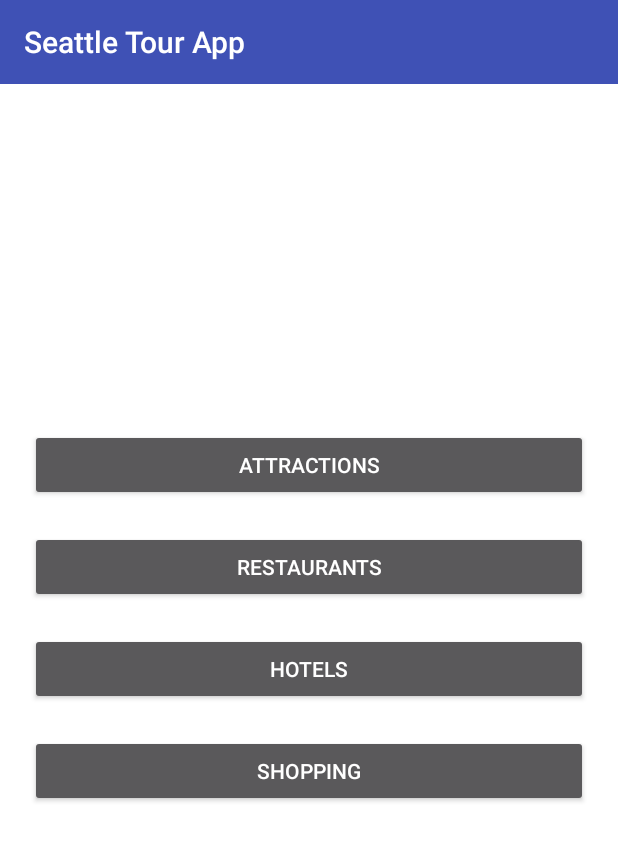
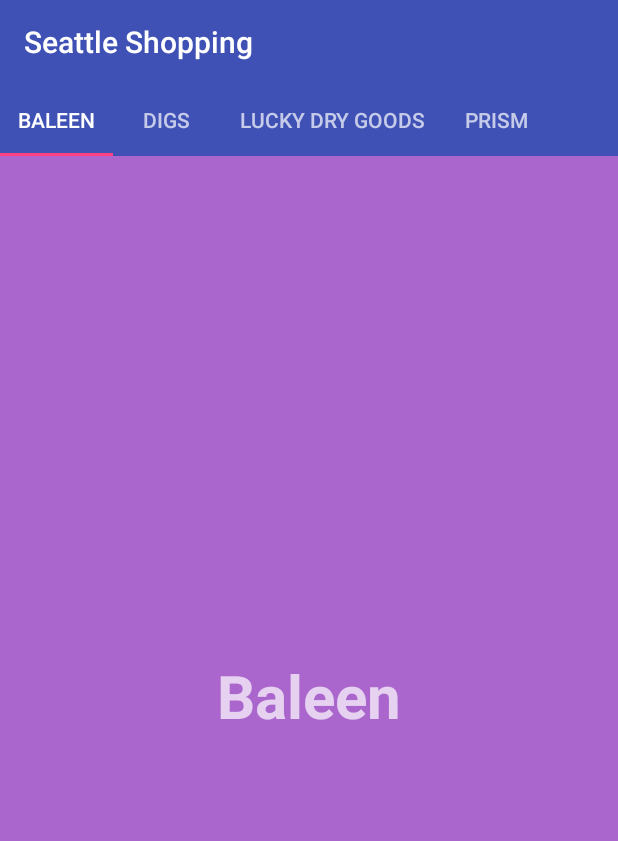
Before and after one commit to paulfranco/SeattleTourApp, an Android app: the screen it shows after launch (MainActivity before the commit, Shopping after it), after a tap on "SHOPPING", on a phone screen of 412 x 824 dp. Shown: the top 841 px of the screen. Run offline under Robolectric (Android 15) with nearby library versions, the phone set to English and light mode, and no system bars.

Commit message:
Completed categories and fragments

```diff
--- a/app/src/main/AndroidManifest.xml
+++ b/app/src/main/AndroidManifest.xml
@@ -19,6 +19,7 @@
         <activity android:name=".app.categories.Attractions"/>
         <activity android:name=".app.categories.Restaurants"/>
         <activity android:name=".app.categories.Hotels"/>
+        <activity android:name=".app.categories.Shopping"/>
     </application>
 
 </manifest>
--- a/app/src/main/java/co/paulfran/paulfranco/seattletourapp/app/app/MainActivity.java
+++ b/app/src/main/java/co/paulfran/paulfranco/seattletourapp/app/app/MainActivity.java
@@ -11,6 +11,7 @@ import co.paulfran.paulfranco.seattletourapp.R;
 import co.paulfran.paulfranco.seattletourapp.app.categories.Attractions;
 import co.paulfran.paulfranco.seattletourapp.app.categories.Hotels;
 import co.paulfran.paulfranco.seattletourapp.app.categories.Restaurants;
+import co.paulfran.paulfranco.seattletourapp.app.categories.Shopping;
 
 public class MainActivity extends AppCompatActivity implements View.OnClickListener{
 
@@ -52,6 +53,9 @@ public class MainActivity extends AppCompatActivity implements View.OnClickListe
             case R.id.btnHotels:
                 i = new Intent(MainActivity.this, Hotels.class);
                 break;
+            case R.id.btnShopping:
+                i = new Intent(MainActivity.this, Shopping.class);
+                break;
         }
         startActivity(i);
     }
--- a/app/src/main/java/co/paulfran/paulfranco/seattletourapp/app/categories/Shopping.java
+++ b/app/src/main/java/co/paulfran/paulfranco/seattletourapp/app/categories/Shopping.java
@@ -1,4 +1,94 @@
 package co.paulfran.paulfranco.seattletourapp.app.categories;
 
-public class Shopping {
+import android.os.Bundle;
+import android.support.annotation.Nullable;
+import android.support.design.widget.TabLayout;
+import android.support.v4.app.Fragment;
+import android.support.v4.view.ViewPager;
+import android.support.v7.app.AppCompatActivity;
+import android.support.v7.widget.Toolbar;
+
+import java.util.ArrayList;
+import java.util.List;
+
+import co.paulfran.paulfranco.seattletourapp.R;
+import co.paulfran.paulfranco.seattletourapp.app.adapters.ScrollTabsAdapter;
+import co.paulfran.paulfranco.seattletourapp.app.fragments.Baleen;
+import co.paulfran.paulfranco.seattletourapp.app.fragments.Digs;
+import co.paulfran.paulfranco.seattletourapp.app.fragments.LuckyDryGoods;
+import co.paulfran.paulfranco.seattletourapp.app.fragments.Prism;
+
+public class Shopping extends AppCompatActivity {
+
+    private List<Fragment> fragmentList = new ArrayList<>();
+    private List<String> titleList = new ArrayList<>();
+
+    // initialize viewPager (set as field variable)
+    private ViewPager viewPager;
+
+    // initialize adapter (set as field variable)
+    private ScrollTabsAdapter adapter;
+
+    // initialize TabLayout
+    private TabLayout tabLayout;
+
+    @Override
+    protected void onCreate(@Nullable Bundle savedInstanceState) {
+        super.onCreate(savedInstanceState);
+        setContentView(R.layout.activity_scroll_tabs);
+
+        initialize();
+
+        prepareDataResource();
+
+        // complete initialization of adapter
+        adapter = new ScrollTabsAdapter(getSupportFragmentManager(), fragmentList, titleList);
+
+        // Bind adapter to viewPager
+        viewPager.setAdapter(adapter);
+
+        // Bind tabLayout with viewPager
+        tabLayout.setupWithViewPager(viewPager);
+
+    }
+
+    private void initialize() {
+
+        // initialize toobar
+        Toolbar toolbar = (Toolbar) findViewById(R.id.toolbar);
+        toolbar.setTitle("Seattle Shopping");
+
+        // complete initialization of viewPager
+        viewPager = (ViewPager) findViewById(R.id.viewPager);
+
+        // complete initialization of tabLayout
+        tabLayout = (TabLayout) findViewById(R.id.tabs);
+
+    }
+
+    private void prepareDataResource() {
+
+        // This is the same as below with the use of addData()
+        addData(new Baleen(), "Baleen");
+        addData(new Digs(), "Digs");
+        addData(new LuckyDryGoods(), "Lucky Dry Goods");
+        addData(new Prism(), "Prism");
+
+
+        // This is the same as above but with no use of addData()
+        //fragmentList.add(new FragmentOne());
+        //titleList.add("ONE");
+
+        //fragmentList.add(new FragmentTwo());
+        //titleList.add("TWO");
+
+        //fragmentList.add(new FragmentThree());
+        //titleList.add("THREE");
+
+    }
+
+    private void addData(Fragment fragment, String title) {
+        fragmentList.add(fragment);
+        titleList.add(title);
+    }
 }
--- /dev/null
+++ b/app/src/main/java/co/paulfran/paulfranco/seattletourapp/app/fragments/Baleen.java
@@ -0,0 +1,22 @@
+package co.paulfran.paulfranco.seattletourapp.app.fragments;
+
+import android.os.Bundle;
+import android.support.v4.app.Fragment;
+import android.util.Log;
+import android.view.LayoutInflater;
+import android.view.View;
+import android.view.ViewGroup;
+
+import co.paulfran.paulfranco.seattletourapp.R;
+
+public class Baleen extends Fragment {
+
+    public Baleen() {
+        Log.i("Fragment Check: ", "Baleen Fragment Created");
+    }
+
+    @Override
+    public View onCreateView(LayoutInflater inflater, ViewGroup container, Bundle savedInstanceState) {
+        return inflater.inflate(R.layout.baleen, container, false);
+    }
+}
--- /dev/null
+++ b/app/src/main/java/co/paulfran/paulfranco/seattletourapp/app/fragments/Digs.java
@@ -0,0 +1,22 @@
+package co.paulfran.paulfranco.seattletourapp.app.fragments;
+
+import android.os.Bundle;
+import android.support.v4.app.Fragment;
+import android.util.Log;
+import android.view.LayoutInflater;
+import android.view.View;
+import android.view.ViewGroup;
+
+import co.paulfran.paulfranco.seattletourapp.R;
+
+public class Digs extends Fragment {
+
+    public Digs() {
+        Log.i("Fragment Check: ", "Digs Fragment Created");
+    }
+
+    @Override
+    public View onCreateView(LayoutInflater inflater, ViewGroup container, Bundle savedInstanceState) {
+        return inflater.inflate(R.layout.digs, container, false);
+    }
+}
--- /dev/null
+++ b/app/src/main/java/co/paulfran/paulfranco/seattletourapp/app/fragments/LuckyDryGoods.java
@@ -0,0 +1,22 @@
+package co.paulfran.paulfranco.seattletourapp.app.fragments;
+
+import android.os.Bundle;
+import android.support.v4.app.Fragment;
+import android.util.Log;
+import android.view.LayoutInflater;
+import android.view.View;
+import android.view.ViewGroup;
+
+import co.paulfran.paulfranco.seattletourapp.R;
+
+public class LuckyDryGoods extends Fragment {
+
+    public LuckyDryGoods() {
+        Log.i("Fragment Check: ", "LuckyDryGoods Fragment Created");
+    }
+
+    @Override
+    public View onCreateView(LayoutInflater inflater, ViewGroup container, Bundle savedInstanceState) {
+        return inflater.inflate(R.layout.lucky_dry_goods, container, false);
+    }
+}
--- /dev/null
+++ b/app/src/main/java/co/paulfran/paulfranco/seattletourapp/app/fragments/Prism.java
@@ -0,0 +1,22 @@
+package co.paulfran.paulfranco.seattletourapp.app.fragments;
+
+import android.os.Bundle;
+import android.support.v4.app.Fragment;
+import android.util.Log;
+import android.view.LayoutInflater;
+import android.view.View;
+import android.view.ViewGroup;
+
+import co.paulfran.paulfranco.seattletourapp.R;
+
+public class Prism extends Fragment {
+
+    public Prism() {
+        Log.i("Fragment Check: ", "Prism Fragment Created");
+    }
+
+    @Override
+    public View onCreateView(LayoutInflater inflater, ViewGroup container, Bundle savedInstanceState) {
+        return inflater.inflate(R.layout.prism, container, false);
+    }
+}
--- /dev/null
+++ b/app/src/main/res/layout/baleen.xml
@@ -0,0 +1,16 @@
+<?xml version="1.0" encoding="utf-8"?>
+<RelativeLayout
+    xmlns:android="http://schemas.android.com/apk/res/android"
+    android:layout_width="match_parent"
+    android:layout_height="match_parent"
+    android:background="@android:color/holo_purple">
+
+    <TextView
+        android:layout_width="wrap_content"
+        android:layout_height="wrap_content"
+        android:layout_centerInParent="true"
+        android:text="Baleen"
+        android:textSize="40sp"
+        android:textStyle="bold"/>
+
+</RelativeLayout>
```
Also changed, not shown: app/src/main/res/layout/digs.xml (added, +16 -0 lines), app/src/main/res/layout/lucky_dry_goods.xml (added, +16 -0 lines), app/src/main/res/layout/prism.xml (added, +16 -0 lines).
